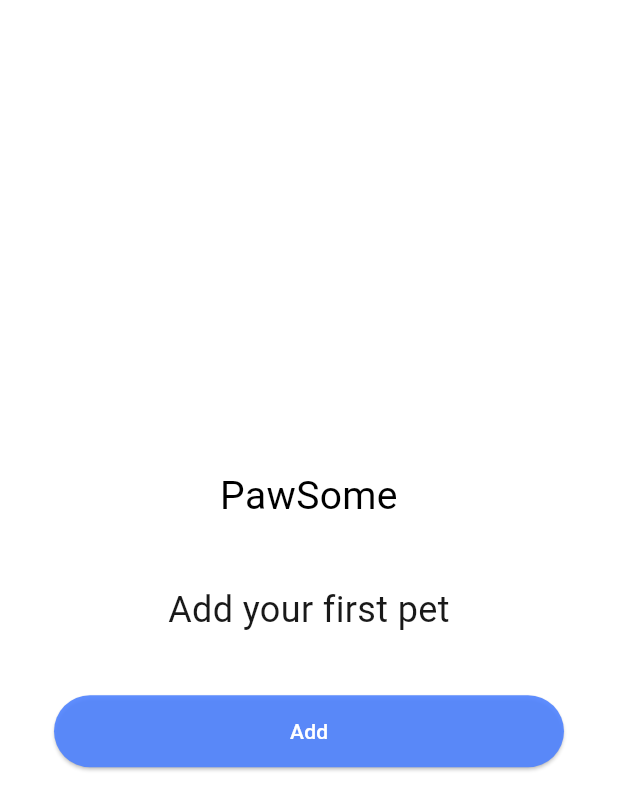
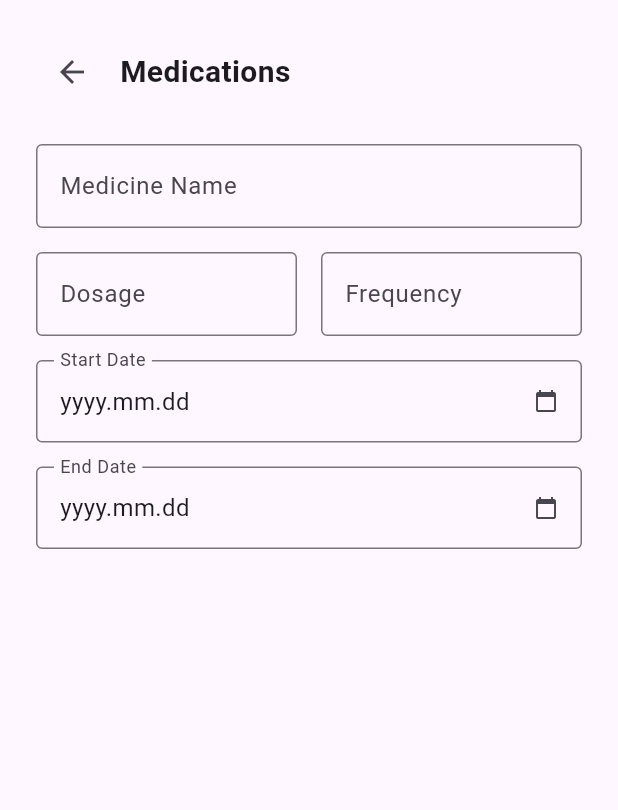
Before and after one commit to gkincs/pawsome_app, a Flutter app: the screen it shows after launch, on a phone screen of 412 x 824 dp. Shown: the top 810 px of the screen. Run offline on Flutter 3.47's test engine with Material 3 defaults, Android fonts, the phone set to English and light mode, and no system bars; our stand-ins replace image_picker.

Commit message:
Diary, Health info UI

```diff
--- a/pawsome_app/lib/main.dart
+++ b/pawsome_app/lib/main.dart
@@ -1,49 +1,7 @@
 import 'package:flutter/material.dart';
-//import 'screens/signin_screen.dart';
-//import 'screens/new_account_screen.dart';
-
-// void main() {
-//   runApp(MyApp());
-// }
-
-// class MyApp extends StatelessWidget {
-//   @override
-//   Widget build(BuildContext context) {
-//     return MaterialApp(
-//       debugShowCheckedModeBanner: false, // Elrejti a debug bannert
-//       home: Scaffold(
-//         body: SigninWidget(),
-//       ),
-//     );
-//   }
-// }
-
-// void main() {
-//   runApp(MyApp());
-// }
-
-// class MyApp extends StatelessWidget {
-//   @override
-//   Widget build(BuildContext context) {
-//     return MaterialApp(
-//       title: 'Flutter Demo',
-//       theme: ThemeData(
-//         primarySwatch: Colors.blue,
-//       ),
-//       home: Scaffold(
-//         appBar: AppBar(
-//           title: Text(''),
-//         ),
-//         body: Center(
-//           child: NewAccountWidget(), // Use the NewAccountWidget here
-//         ),
-//       ),
-//     );
-//   }
-// }
+import 'package:pawsome_app/screens/health_info_screen.dart';
 
 
-import 'screens/first_step_screen.dart';
 void main() {
   runApp(MyApp());
 }
@@ -56,7 +14,7 @@ class MyApp extends StatelessWidget {
       theme: ThemeData(
         primarySwatch: Colors.blue,
       ),
-      home:FirststepWidget(),
+      home:HealthInfoWidget(),
     );
   }
 }
--- /dev/null
+++ b/pawsome_app/lib/screens/health_info_screen.dart
@@ -0,0 +1,114 @@
+import 'package:flutter/material.dart';
+
+class HealthInfoWidget extends StatefulWidget {
+  @override
+  _HealthInfoWidgetState createState() => _HealthInfoWidgetState();
+}
+
+class _HealthInfoWidgetState extends State<HealthInfoWidget> {
+  TextEditingController _medicineNameController = TextEditingController();
+  TextEditingController _dosageController = TextEditingController();
+  TextEditingController _frequencyController = TextEditingController();
+  DateTime? _startDate;
+  DateTime? _endDate;
+
+  @override
+  void dispose() {
+    _medicineNameController.dispose();
+    _dosageController.dispose();
+    _frequencyController.dispose();
+    super.dispose();
+  }
+
+  @override
+  Widget build(BuildContext context) {
+    return Scaffold(
+      body: SafeArea(
+        child: SingleChildScrollView(
+          padding: EdgeInsets.all(24),
+          child: Column(
+            crossAxisAlignment: CrossAxisAlignment.start,
+            children: [
+              _buildHeader(),
+              SizedBox(height: 24),
+              _buildInputField(_medicineNameController, 'Medicine Name'),
+              SizedBox(height: 16),
+              Row(
+                children: [
+                  Expanded(child: _buildInputField(_dosageController, 'Dosage', hintText: '2 tabs')),
+                  SizedBox(width: 16),
+                  Expanded(child: _buildInputField(_frequencyController, 'Frequency', hintText: 'daily')),
+                ],
+              ),
+              SizedBox(height: 16),
+              _buildDatePicker('Start Date', _startDate, (date) => setState(() => _startDate = date)),
+              SizedBox(height: 16),
+              _buildDatePicker('End Date', _endDate, (date) => setState(() => _endDate = date)),
+            ],
+          ),
+        ),
+      ),
+    );
+  }
+
+  Widget _buildHeader() {
+    return Row(
+      children: [
+        IconButton(
+          icon: Icon(Icons.arrow_back),
+          onPressed: () {
+            // Handle back navigation
+          },
+        ),
+        SizedBox(width: 8),
+        Text(
+          'Medications',
+          style: TextStyle(
+            fontSize: 20,
+            fontWeight: FontWeight.bold,
+          ),
+        ),
+      ],
+    );
+  }
+
+  Widget _buildInputField(TextEditingController controller, String label, {String? hintText}) {
+    return TextField(
+      controller: controller,
+      decoration: InputDecoration(
+        labelText: label,
+        hintText: hintText,
+        border: OutlineInputBorder(
+          borderRadius: BorderRadius.circular(4),
+        ),
+      ),
+    );
+  }
+
+  Widget _buildDatePicker(String label, DateTime? date, Function(DateTime?) onDateSelected) {
+    return InkWell(
+      onTap: () async {
+        final selectedDate = await showDatePicker(
+          context: context,
+          initialDate: date ?? DateTime.now(),
+          firstDate: DateTime(2000),
+          lastDate: DateTime(2100),
+        );
+        if (selectedDate != null) {
+          onDateSelected(selectedDate);
+        }
+      },
+      child: InputDecorator(
+        decoration: InputDecoration(
+          labelText: label,
+          border: OutlineInputBorder(borderRadius: BorderRadius.circular(4)),
+          suffixIcon: Icon(Icons.calendar_today, size: 16),
+        ),
+        child: Text(
+          date != null ? "${date.year}.${date.month.toString().padLeft(2, '0')}.${date.day.toString().padLeft(2, '0')}" : "yyyy.mm.dd",
+          style: TextStyle(fontSize: 16),
+        ),
+      ),
+    );
+  }
+}
```
Also changed, not shown: pawsome_app/lib/screens/diary_screen.dart (added, +156 -0 lines).
